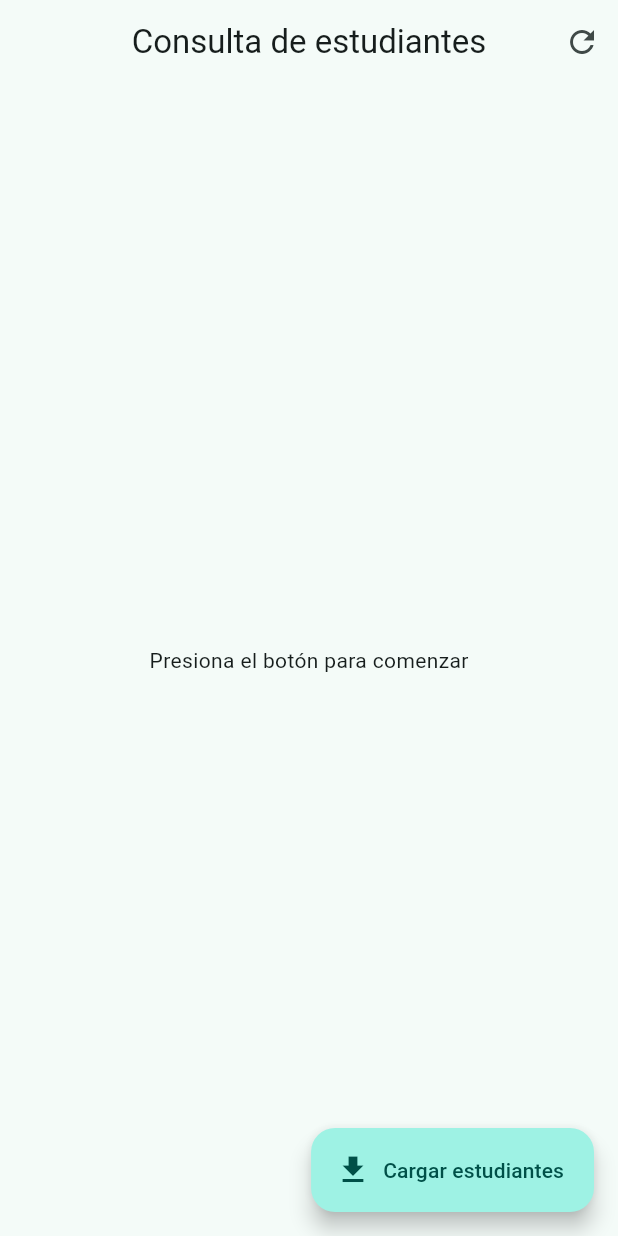
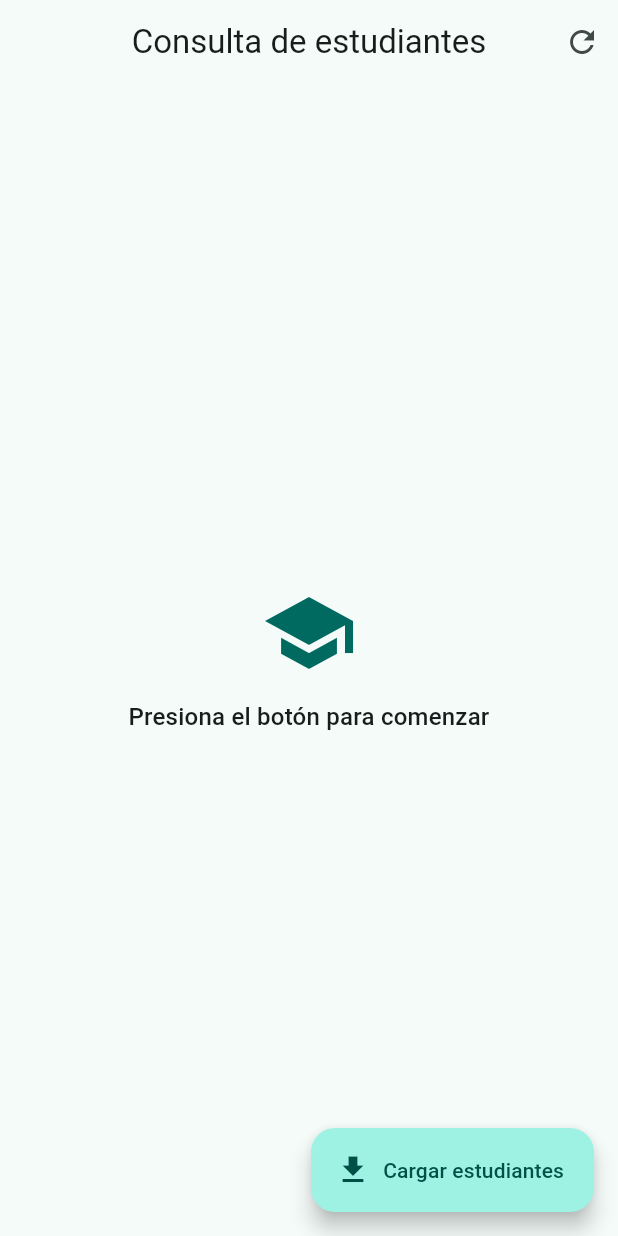
Before and after one commit to MarioSlopez/estudiantes, a Flutter app: the screen it shows after launch, on a phone screen of 412 x 824 dp. Run offline on Flutter 3.47's test engine with Material 3 defaults, Android fonts, the phone set to English and light mode, and no system bars; our stand-ins replace equatable, flutter_bloc.

Commit message:
refactor: estados inicial y vacío usan MensajeEstado

```diff
--- a/lib/screens/estudiantes_page.dart
+++ b/lib/screens/estudiantes_page.dart
@@ -4,6 +4,7 @@ import 'package:flutter_bloc/flutter_bloc.dart';
 import '../cubit/estudiantes_cubit.dart';
 import '../cubit/estudiantes_state.dart';
 import '../widgets/estudiante_card.dart';
+import '../widgets/mensaje_estado.dart';
 
 class EstudiantesPage extends StatelessWidget {
   const EstudiantesPage({super.key});
@@ -33,14 +34,17 @@ class EstudiantesPage extends StatelessWidget {
       body: BlocBuilder<EstudiantesCubit, EstudiantesState>(
         builder: (context, state) {
           return switch (state) {
-            EstudiantesInicial() => const Center(
-                child: Text('Presiona el botón para comenzar'),
+            EstudiantesInicial() => const MensajeEstado(
+                icono: Icons.school,
+                mensaje: 'Presiona el botón para comenzar',
               ),
             EstudiantesCarga() => const Center(
                 child: CircularProgressIndicator(),
               ),
-            EstudiantesVacio() => const Center(
-                child: Text('No hay estudiantes registrados'),
+            EstudiantesVacio() => const MensajeEstado(
+                icono: Icons.inbox,
+                mensaje: 'No hay estudiantes registrados',
+                color: Colors.grey,
               ),
             EstudiantesError(:final mensaje) => Center(
                 child: Column(
```
